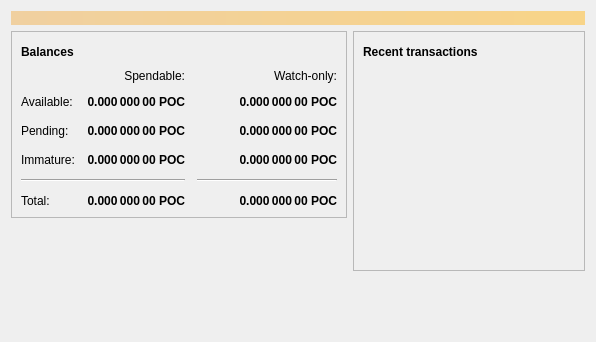
Above: src/qt/forms/overviewpage.ui from pocketnetteam/pocketnet.core before the change. Below: the same form after it.
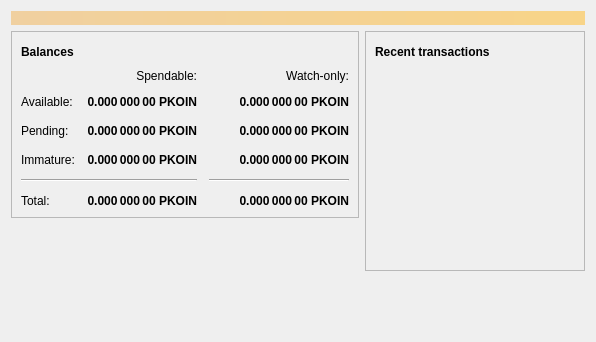
That is the form after the change. Icons and pictures are not drawn.

Commit message: Changed old ticker "POC" on "PKOIN"

```diff
--- a/src/qt/forms/overviewpage.ui
+++ b/src/qt/forms/overviewpage.ui
@@ -129,7 +129,7 @@
                <string>Unconfirmed transactions to watch-only addresses</string>
               </property>
               <property name="text">
-               <string notr="true">0.000 000 00 POC</string>
+               <string notr="true">0.000 000 00 PKOIN</string>
               </property>
               <property name="alignment">
                <set>Qt::AlignRight|Qt::AlignTrailing|Qt::AlignVCenter</set>
@@ -154,7 +154,7 @@
                <string>Total of transactions that have yet to be confirmed, and do not yet count toward the spendable balance</string>
               </property>
               <property name="text">
-               <string notr="true">0.000 000 00 POC</string>
+               <string notr="true">0.000 000 00 PKOIN</string>
               </property>
               <property name="alignment">
                <set>Qt::AlignRight|Qt::AlignTrailing|Qt::AlignVCenter</set>
@@ -179,7 +179,7 @@
                <string>Mined balance in watch-only addresses that has not yet matured</string>
               </property>
               <property name="text">
-               <string notr="true">0.000 000 00 POC</string>
+               <string notr="true">0.000 000 00 PKOIN</string>
               </property>
               <property name="alignment">
                <set>Qt::AlignRight|Qt::AlignTrailing|Qt::AlignVCenter</set>
@@ -237,7 +237,7 @@
                <string>Mined balance that has not yet matured</string>
               </property>
               <property name="text">
-               <string notr="true">0.000 000 00 POC</string>
+               <string notr="true">0.000 000 00 PKOIN</string>
               </property>
               <property name="alignment">
                <set>Qt::AlignRight|Qt::AlignTrailing|Qt::AlignVCenter</set>
@@ -282,7 +282,7 @@
                <string>Your current total balance</string>
               </property>
               <property name="text">
-               <string notr="true">0.000 000 00 POC</string>
+               <string notr="true">0.000 000 00 PKOIN</string>
               </property>
               <property name="alignment">
                <set>Qt::AlignRight|Qt::AlignTrailing|Qt::AlignVCenter</set>
@@ -307,7 +307,7 @@
                <string>Current total balance in watch-only addresses</string>
               </property>
               <property name="text">
-               <string notr="true">0.000 000 00 POC</string>
+               <string notr="true">0.000 000 00 PKOIN</string>
               </property>
               <property name="alignment">
                <set>Qt::AlignRight|Qt::AlignTrailing|Qt::AlignVCenter</set>
@@ -349,7 +349,7 @@
                <string>Your current spendable balance</string>
               </property>
               <property name="text">
-               <string notr="true">0.000 000 00 POC</string>
+               <string notr="true">0.000 000 00 PKOIN</string>
               </property>
               <property name="alignment">
                <set>Qt::AlignRight|Qt::AlignTrailing|Qt::AlignVCenter</set>
@@ -374,7 +374,7 @@
                <string>Your current balance in watch-only addresses</string>
               </property>
               <property name="text">
-               <string notr="true">0.000 000 00 POC</string>
+               <string notr="true">0.000 000 00 PKOIN</string>
               </property>
               <property name="alignment">
                <set>Qt::AlignRight|Qt::AlignTrailing|Qt::AlignVCenter</set>
```
The commit also changes 21 other files.
